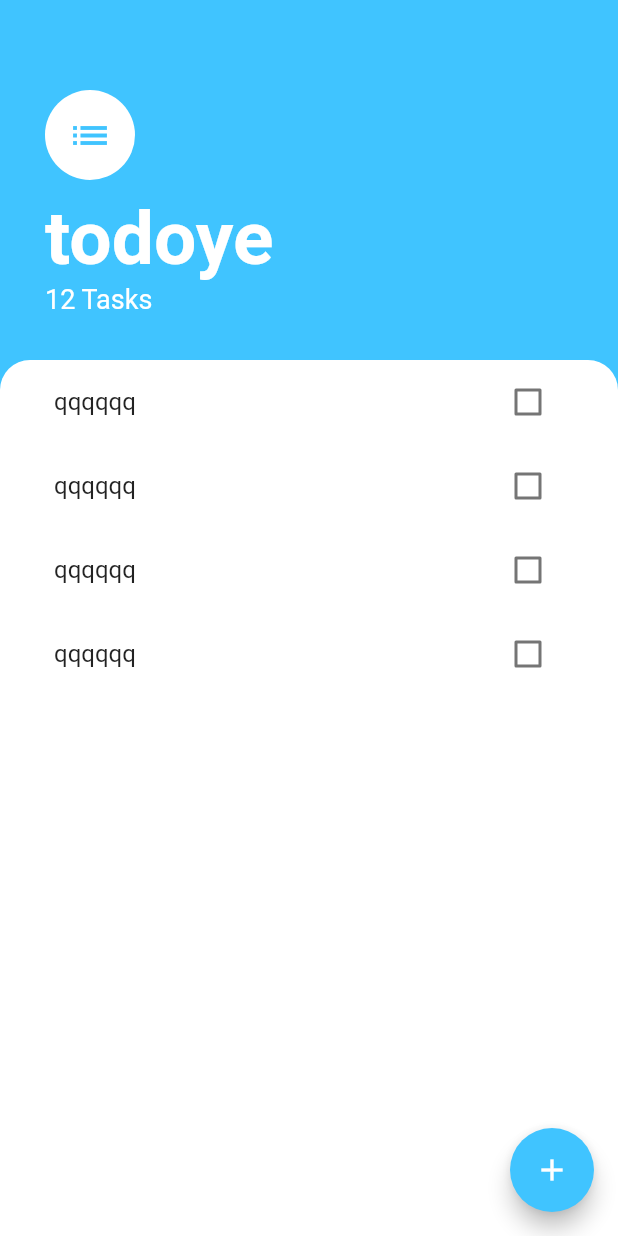
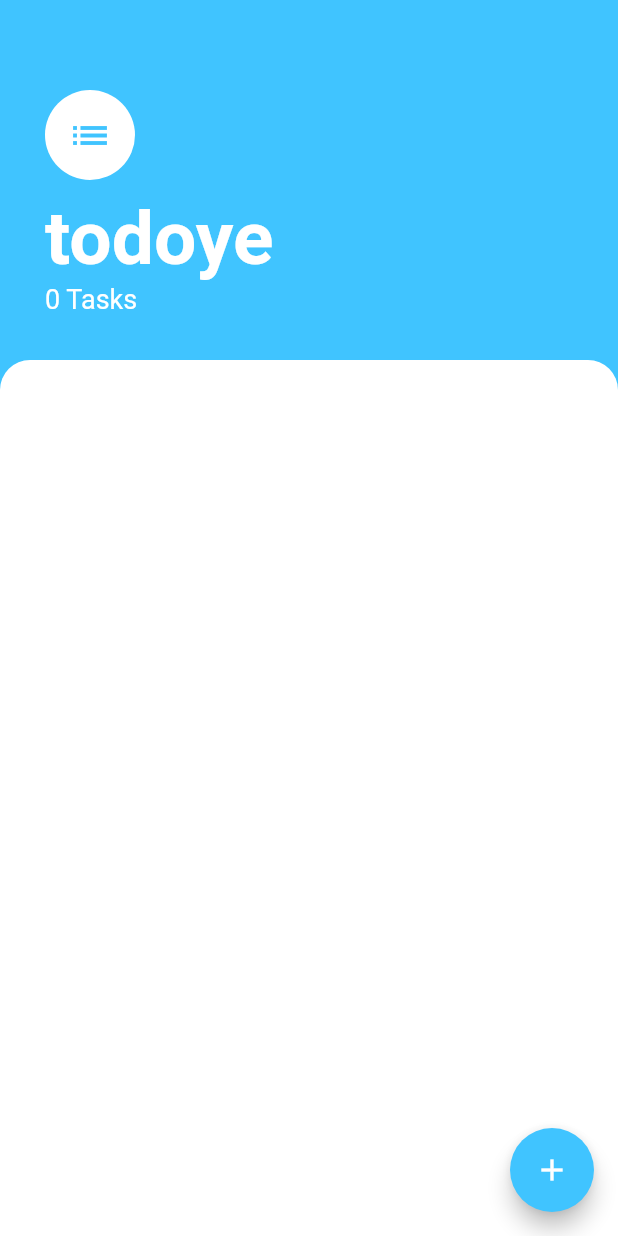
Before and after one commit to VolodymyrMorozov/todoey_flutter, a Flutter app: the screen it shows after launch, on a phone screen of 412 x 824 dp. Run offline on Flutter 3.47's test engine with Material 2 defaults, Android fonts, the phone set to English and light mode, and no system bars.

Commit message:
Add create Task functionality Add update Task functionality Add delete Task functionality Provide State management by Provider Package.

```diff
--- a/lib/main.dart
+++ b/lib/main.dart
@@ -1,13 +1,18 @@
 import 'package:flutter/material.dart';
+import 'package:todoeyflutter/models/task_data.dart';
 import 'package:todoeyflutter/screens/tesks_screen.dart';
+import 'package:provider/provider.dart';
 
 void main() => runApp(MyApp());
 
 class MyApp extends StatelessWidget {
   @override
   Widget build(BuildContext context) {
-    return MaterialApp(
-      home: TesksScreen(),
+    return ChangeNotifierProvider(
+      create: (context) => TaskData(),
+      child: MaterialApp(
+        home: TesksScreen(),
+      ),
     );
   }
 }
--- /dev/null
+++ b/lib/models/task_data.dart
@@ -0,0 +1,25 @@
+import 'package:flutter/foundation.dart';
+import 'package:todoeyflutter/models/task.dart';
+
+class TaskData extends ChangeNotifier {
+  List<Task> _tasks = [];
+
+  void addTask(String name) {
+    _tasks.add(Task(name: name));
+    notifyListeners();
+  }
+
+  Task getTaskByIndex(index) => index < _tasks.length ? _tasks[index] : null;
+
+  int get taskCount => _tasks.length;
+
+  void updateTask(Task task) {
+    task.toggleDone();
+    notifyListeners();
+  }
+
+  void deleteTask(index) {
+    _tasks.removeAt(index);
+    notifyListeners();
+  }
+}
--- a/lib/screens/tesks_screen.dart
+++ b/lib/screens/tesks_screen.dart
@@ -1,8 +1,15 @@
 import 'package:flutter/material.dart';
+import 'package:provider/provider.dart';
+import 'package:todoeyflutter/models/task_data.dart';
 import 'package:todoeyflutter/widgets/add_task_widget.dart';
 import 'package:todoeyflutter/widgets/tasks_list.dart';
 
-class TesksScreen extends StatelessWidget {
+class TesksScreen extends StatefulWidget {
+  @override
+  _TesksScreenState createState() => _TesksScreenState();
+}
+
+class _TesksScreenState extends State<TesksScreen> {
   @override
   Widget build(BuildContext context) {
     return Scaffold(
@@ -36,7 +43,7 @@ class TesksScreen extends StatelessWidget {
                         fontWeight: FontWeight.w700),
                   ),
                   Text(
-                    '12 Tasks',
+                    '${Provider.of<TaskData>(context).taskCount} Tasks',
                     style: TextStyle(color: Colors.white, fontSize: 18.0),
                   ),
                 ],
--- a/lib/widgets/tasks_list.dart
+++ b/lib/widgets/tasks_list.dart
@@ -1,34 +1,30 @@
 import 'package:flutter/material.dart';
-import 'package:todoeyflutter/models/task.dart';
+import 'package:provider/provider.dart';
+import 'package:todoeyflutter/models/task_data.dart';
 import 'package:todoeyflutter/widgets/task_tile.dart';
 
-class TasksList extends StatefulWidget {
-  @override
-  _TasksListState createState() => _TasksListState();
-}
-
-class _TasksListState extends State<TasksList> {
-  List<Task> tasks = [
-    Task(name: 'qqqqqq'),
-    Task(name: 'qqqqqq'),
-    Task(name: 'qqqqqq'),
-    Task(name: 'qqqqqq'),
-  ];
-
+class TasksList extends StatelessWidget {
   @override
   Widget build(BuildContext context) {
-    return ListView.builder(
-      itemBuilder: (context, index) {
-        return TaskTile(
-            title: tasks[index].name,
-            isChecked: tasks[index].isDone,
-            checkboxCallback: (checkBoxState) {
-              setState(() {
-                tasks[index].toggleDone();
-              });
-            });
+    return Consumer<TaskData>(
+      builder: (context, taskData, child) {
+        return ListView.builder(
+          itemBuilder: (context, index) {
+            return TaskTile(
+                title: taskData.getTaskByIndex(index).name,
+                isChecked: taskData.getTaskByIndex(index).isDone,
+                longPressCallBack: () {
+                  Provider.of<TaskData>(context, listen: false)
+                      .deleteTask(index);
+                },
+                checkboxCallback: (checkBoxState) {
+                  Provider.of<TaskData>(context, listen: false)
+                      .updateTask(taskData.getTaskByIndex(index));
+                });
+          },
+          itemCount: taskData.taskCount,
+        );
       },
-      itemCount: tasks.length,
     );
   }
 }
--- a/pubspec.yaml
+++ b/pubspec.yaml
@@ -23,6 +23,7 @@ dependencies:
   # The following adds the Cupertino Icons font to your application.
   # Use with the CupertinoIcons class for iOS style icons.
   cupertino_icons: ^0.1.2
+  provider: ^4.0.4
 
 dev_dependencies:
   flutter_test:
```
Also changed, not shown: lib/widgets/add_task_widget.dart (+8 -1 lines), lib/widgets/task_tile.dart (+7 -1 lines), pubspec.lock.
